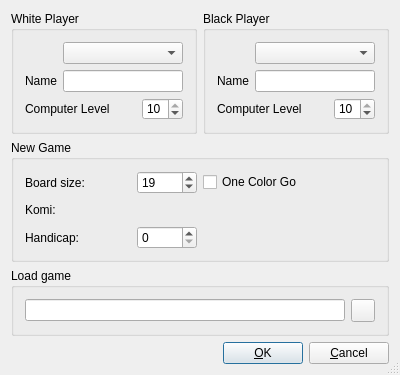
First picture: the form in src/qnewgamedlg_gui.ui, repository bernds/q5Go, before the edit.
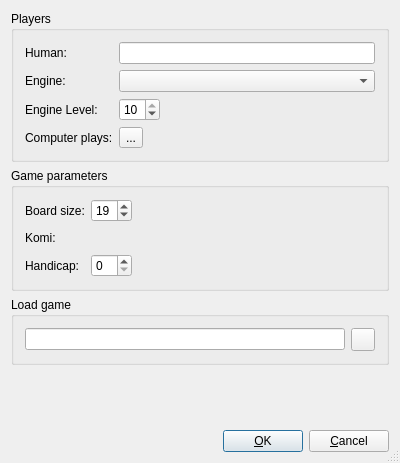
Second picture: the form after the edit. Icons and pictures are not drawn. Custom widgets are drawn as their Qt base class.

Commit message:
Allow setting up multiple engines and reorganize the prefs/new game dialog
Also add a safety check to avoid closing the preferences with data in
input fields.

Diff of the .ui file:
```diff
--- a/src/qnewgamedlg_gui.ui
+++ b/src/qnewgamedlg_gui.ui
@@ -10,7 +10,7 @@
     <x>0</x>
     <y>0</y>
     <width>400</width>
-    <height>375</height>
+    <height>463</height>
    </rect>
   </property>
   <property name="sizePolicy">
@@ -35,7 +35,7 @@
    <bool>false</bool>
   </property>
   <layout class="QGridLayout">
-   <item row="2" column="0" colspan="2">
+   <item row="7" column="0" colspan="2">
     <widget class="QGroupBox" name="IGSgroup_box_2">
      <property name="sizePolicy">
       <sizepolicy hsizetype="Preferred" vsizetype="Preferred">
@@ -68,314 +68,7 @@
      </layout>
     </widget>
    </item>
-   <item row="0" column="1">
-    <widget class="QGroupBox" name="groupBox1_2">
-     <property name="title">
-      <string>Black Player</string>
-     </property>
-     <layout class="QGridLayout">
-      <item row="2" column="0" colspan="2">
-       <widget class="QLabel" name="textLabel1_2">
-        <property name="text">
-         <string>Computer Level</string>
-        </property>
-        <property name="wordWrap">
-         <bool>false</bool>
-        </property>
-       </widget>
-      </item>
-      <item row="2" column="2">
-       <widget class="QSpinBox" name="_BlackLevelSpinBox">
-        <property name="sizePolicy">
-         <sizepolicy hsizetype="Fixed" vsizetype="Fixed">
-          <horstretch>0</horstretch>
-          <verstretch>0</verstretch>
-         </sizepolicy>
-        </property>
-        <property name="maximum">
-         <number>10</number>
-        </property>
-        <property name="value">
-         <number>10</number>
-        </property>
-       </widget>
-      </item>
-      <item row="1" column="0">
-       <widget class="QLabel" name="textLabel1">
-        <property name="text">
-         <string>Name</string>
-        </property>
-        <property name="wordWrap">
-         <bool>false</bool>
-        </property>
-       </widget>
-      </item>
-      <item row="0" column="0">
-       <widget class="QLabel" name="pixmapLabel2">
-        <property name="sizePolicy">
-         <sizepolicy hsizetype="Fixed" vsizetype="Fixed">
-          <horstretch>0</horstretch>
-          <verstretch>0</verstretch>
-         </sizepolicy>
-        </property>
-        <property name="pixmap">
-         <pixmap resource="q4go.qrc">:/QNewGameDlgGui/images/qnewgamedlg/image1.png</pixmap>
-        </property>
-        <property name="scaledContents">
-         <bool>true</bool>
-        </property>
-        <property name="wordWrap">
-         <bool>false</bool>
-        </property>
-       </widget>
-      </item>
-      <item row="1" column="1" colspan="2">
-       <widget class="QLineEdit" name="_BlackPlayerLineEdit">
-        <property name="sizePolicy">
-         <sizepolicy hsizetype="Preferred" vsizetype="Preferred">
-          <horstretch>0</horstretch>
-          <verstretch>0</verstretch>
-         </sizepolicy>
-        </property>
-       </widget>
-      </item>
-      <item row="0" column="1" colspan="2">
-       <widget class="QComboBox" name="_BlackTypeComboBox">
-        <property name="sizePolicy">
-         <sizepolicy hsizetype="Preferred" vsizetype="Preferred">
-          <horstretch>0</horstretch>
-          <verstretch>0</verstretch>
-         </sizepolicy>
-        </property>
-       </widget>
-      </item>
-     </layout>
-    </widget>
-   </item>
-   <item row="1" column="0" colspan="2">
-    <widget class="QGroupBox" name="groupBox4">
-     <property name="sizePolicy">
-      <sizepolicy hsizetype="Preferred" vsizetype="Preferred">
-       <horstretch>0</horstretch>
-       <verstretch>0</verstretch>
-      </sizepolicy>
-     </property>
-     <property name="title">
-      <string>New Game</string>
-     </property>
-     <layout class="QGridLayout">
-      <item row="0" column="0">
-       <layout class="QHBoxLayout">
-        <property name="spacing">
-         <number>6</number>
-        </property>
-        <property name="margin">
-         <number>0</number>
-        </property>
-        <item>
-         <widget class="QLabel" name="TextLabel3">
-          <property name="text">
-           <string>Board size:</string>
-          </property>
-          <property name="wordWrap">
-           <bool>false</bool>
-          </property>
-         </widget>
-        </item>
-        <item>
-         <widget class="QSpinBox" name="_SizeSpinBox">
-          <property name="maximumSize">
-           <size>
-            <width>60</width>
-            <height>32767</height>
-           </size>
-          </property>
-          <property name="minimum">
-           <number>4</number>
-          </property>
-          <property name="maximum">
-           <number>36</number>
-          </property>
-          <property name="value">
-           <number>19</number>
-          </property>
-         </widget>
-        </item>
-       </layout>
-      </item>
-      <item row="2" column="0">
-       <layout class="QHBoxLayout">
-        <property name="spacing">
-         <number>6</number>
-        </property>
-        <property name="margin">
-         <number>0</number>
-        </property>
-        <item>
-         <widget class="QLabel" name="TextLabel5">
-          <property name="text">
-           <string>Handicap:</string>
-          </property>
-          <property name="wordWrap">
-           <bool>false</bool>
-          </property>
-         </widget>
-        </item>
-        <item>
-         <widget class="QSpinBox" name="_HandicapSpinBox">
-          <property name="maximumSize">
-           <size>
-            <width>60</width>
-            <height>32767</height>
-           </size>
-          </property>
-          <property name="maximum">
-           <number>13</number>
-          </property>
-         </widget>
-        </item>
-       </layout>
-      </item>
-      <item row="1" column="0">
-       <layout class="QHBoxLayout">
-        <property name="spacing">
-         <number>6</number>
-        </property>
-        <property name="margin">
-         <number>0</number>
-        </property>
-        <item>
-         <widget class="QLabel" name="TextLabel4">
-          <property name="text">
-           <string>Komi:</string>
-          </property>
-          <property name="wordWrap">
-           <bool>false</bool>
-          </property>
-         </widget>
-        </item>
-        <item>
-         <widget class="KomiSpinBox" name="komiSpin" native="true">
-          <property name="minimumSize">
-           <size>
-            <width>20</width>
-            <height>20</height>
-           </size>
-          </property>
-          <property name="maximumSize">
-           <size>
-            <width>60</width>
-            <height>32767</height>
-           </size>
-          </property>
-          <property name="focusPolicy">
-           <enum>Qt::StrongFocus</enum>
-          </property>
-          <property name="acceptDrops">
-           <bool>true</bool>
-          </property>
-         </widget>
-        </item>
-       </layout>
-      </item>
-      <item row="0" column="1">
-       <widget class="QCheckBox" name="_oneColorGoCheckbox">
-        <property name="enabled">
-         <bool>true</bool>
-        </property>
-        <property name="text">
-         <string>One Color Go</string>
-        </property>
-       </widget>
-      </item>
-     </layout>
-    </widget>
-   </item>
-   <item row="0" column="0">
-    <widget class="QGroupBox" name="groupBox1_2_2">
-     <property name="title">
-      <string>White Player</string>
-     </property>
-     <layout class="QGridLayout">
-      <item row="2" column="2">
-       <widget class="QSpinBox" name="_WhiteLevelSpinBox">
-        <property name="sizePolicy">
-         <sizepolicy hsizetype="Fixed" vsizetype="Fixed">
-          <horstretch>0</horstretch>
-          <verstretch>0</verstretch>
-         </sizepolicy>
-        </property>
-        <property name="maximum">
-         <number>10</number>
-        </property>
-        <property name="value">
-         <number>10</number>
-        </property>
-       </widget>
-      </item>
-      <item row="2" column="0" colspan="2">
-       <widget class="QLabel" name="textLabel1_2_2">
-        <property name="text">
-         <string>Computer Level</string>
-        </property>
-        <property name="wordWrap">
-         <bool>false</bool>
-        </property>
-       </widget>
-      </item>
-      <item row="1" column="0">
-       <widget class="QLabel" name="textLabel1_3">
-        <property name="text">
-         <string>Name</string>
-        </property>
-        <property name="wordWrap">
-         <bool>false</bool>
-        </property>
-       </widget>
-      </item>
-      <item row="1" column="1" colspan="2">
-       <widget class="QLineEdit" name="_WhitePlayerLineEdit">
-        <property name="sizePolicy">
-         <sizepolicy hsizetype="Preferred" vsizetype="Preferred">
-          <horstretch>0</horstretch>
-          <verstretch>0</verstretch>
-         </sizepolicy>
-        </property>
-       </widget>
-      </item>
-      <item row="0" column="1" colspan="2">
-       <widget class="QComboBox" name="_WhiteTypeComboBox">
-        <property name="sizePolicy">
-         <sizepolicy hsizetype="Preferred" vsizetype="Preferred">
-          <horstretch>0</horstretch>
-          <verstretch>0</verstretch>
-         </sizepolicy>
-        </property>
-       </widget>
-      </item>
-      <item row="0" column="0">
-       <widget class="QLabel" name="pixmapLabel2_2">
-        <property name="sizePolicy">
-         <sizepolicy hsizetype="Fixed" vsizetype="Fixed">
-          <horstretch>0</horstretch>
-          <verstretch>0</verstretch>
-         </sizepolicy>
-        </property>
-        <property name="pixmap">
-         <pixmap resource="q4go.qrc">:/QNewGameDlgGui/images/qnewgamedlg/image2.png</pixmap>
-        </property>
-        <property name="scaledContents">
-         <bool>true</bool>
-        </property>
-        <property name="wordWrap">
-         <bool>false</bool>
-        </property>
-       </widget>
-      </item>
-     </layout>
-    </widget>
-   </item>
-   <item row="3" column="0" colspan="2">
+   <item row="8" column="0" colspan="2">
     <spacer name="spacer3">
      <property name="orientation">
       <enum>Qt::Vertical</enum>
@@ -391,12 +84,21 @@
      </property>
     </spacer>
    </item>
-   <item row="4" column="0" colspan="2">
+   <item row="9" column="0" colspan="2">
     <layout class="QHBoxLayout">
      <property name="spacing">
       <number>6</number>
      </property>
-     <property name="margin">
+     <property name="leftMargin">
+      <number>0</number>
+     </property>
+     <property name="topMargin">
+      <number>0</number>
+     </property>
+     <property name="rightMargin">
+      <number>0</number>
+     </property>
+     <property name="bottomMargin">
       <number>0</number>
      </property>
      <item>
@@ -446,6 +148,215 @@
      </item>
     </layout>
    </item>
+   <item row="0" column="0" colspan="2">
+    <widget class="QGroupBox" name="groupBox">
+     <property name="title">
+      <string>Players</string>
+     </property>
+     <layout class="QFormLayout" name="formLayout">
+      <item row="1" column="0">
+       <widget class="QLabel" name="label_2">
+        <property name="text">
+         <string>Engine:</string>
+        </property>
+       </widget>
+      </item>
+      <item row="1" column="1">
+       <widget class="QComboBox" name="engineComboBox">
+        <property name="sizePolicy">
+         <sizepolicy hsizetype="Preferred" vsizetype="Preferred">
+          <horstretch>0</horstretch>
+          <verstretch>0</verstretch>
+         </sizepolicy>
+        </property>
+       </widget>
+      </item>
+      <item row="2" column="0">
+       <widget class="QLabel" name="textLabel1_2_2">
+        <property name="text">
+         <string>Engine Level:</string>
+        </property>
+        <property name="wordWrap">
+         <bool>false</bool>
+        </property>
+       </widget>
+      </item>
+      <item row="3" column="0">
+       <widget class="QLabel" name="label">
+        <property name="text">
+         <string>Computer plays:</string>
+        </property>
+       </widget>
+      </item>
+      <item row="3" column="1">
+       <widget class="QToolButton" name="engineColorButton">
+        <property name="text">
+         <string>...</string>
+        </property>
+        <property name="icon">
+         <iconset resource="q4go.qrc">
+          <normaloff>:/QNewGameDlgGui/images/qnewgamedlg/image1.png</normaloff>
+          <normalon>:/QNewGameDlgGui/images/qnewgamedlg/image2.png</normalon>:/QNewGameDlgGui/images/qnewgamedlg/image1.png</iconset>
+        </property>
+        <property name="checkable">
+         <bool>true</bool>
+        </property>
+       </widget>
+      </item>
+      <item row="2" column="1">
+       <widget class="QSpinBox" name="engineLevelSpinBox">
+        <property name="sizePolicy">
+         <sizepolicy hsizetype="Fixed" vsizetype="Fixed">
+          <horstretch>0</horstretch>
+          <verstretch>0</verstretch>
+         </sizepolicy>
+        </property>
+        <property name="maximum">
+         <number>10</number>
+        </property>
+        <property name="value">
+         <number>10</number>
+        </property>
+       </widget>
+      </item>
+      <item row="0" column="0">
+       <widget class="QLabel" name="textLabel1_3">
+        <property name="text">
+         <string>Human:</string>
+        </property>
+        <property name="wordWrap">
+         <bool>false</bool>
+        </property>
+       </widget>
+      </item>
+      <item row="0" column="1">
+       <widget class="QLineEdit" name="humanPlayerLineEdit">
+        <property name="sizePolicy">
+         <sizepolicy hsizetype="Preferred" vsizetype="Preferred">
+          <horstretch>0</horstretch>
+          <verstretch>0</verstretch>
+         </sizepolicy>
+        </property>
+        <property name="alignment">
+         <set>Qt::AlignLeading|Qt::AlignLeft|Qt::AlignVCenter</set>
+        </property>
+       </widget>
+      </item>
+     </layout>
+    </widget>
+   </item>
+   <item row="6" column="0" colspan="2">
+    <widget class="QGroupBox" name="groupBox4">
+     <property name="sizePolicy">
+      <sizepolicy hsizetype="Preferred" vsizetype="Preferred">
+       <horstretch>0</horstretch>
+       <verstretch>0</verstretch>
+      </sizepolicy>
+     </property>
+     <property name="title">
+      <string>Game parameters</string>
+     </property>
+     <layout class="QGridLayout">
+      <item row="1" column="1">
+       <widget class="KomiSpinBox" name="komiSpin" native="true">
+        <property name="minimumSize">
+         <size>
+          <width>20</width>
+          <height>20</height>
+         </size>
+        </property>
+        <property name="maximumSize">
+         <size>
+          <width>60</width>
+          <height>32767</height>
+         </size>
+        </property>
+        <property name="focusPolicy">
+         <enum>Qt::StrongFocus</enum>
+        </property>
+        <property name="acceptDrops">
+         <bool>true</bool>
+        </property>
+       </widget>
+      </item>
+      <item row="1" column="0">
+       <widget class="QLabel" name="TextLabel4">
+        <property name="text">
+         <string>Komi:</string>
+        </property>
+        <property name="wordWrap">
+         <bool>false</bool>
+        </property>
+       </widget>
+      </item>
+      <item row="2" column="1">
+       <widget class="QSpinBox" name="handicapSpinBox">
+        <property name="maximumSize">
+         <size>
+          <width>60</width>
+          <height>32767</height>
+         </size>
+        </property>
+        <property name="maximum">
+         <number>13</number>
+        </property>
+       </widget>
+      </item>
+      <item row="0" column="0">
+       <widget class="QLabel" name="TextLabel3">
+        <property name="text">
+         <string>Board size:</string>
+        </property>
+        <property name="wordWrap">
+         <bool>false</bool>
+        </property>
+       </widget>
+      </item>
+      <item row="2" column="0">
+       <widget class="QLabel" name="TextLabel5">
+        <property name="text">
+         <string>Handicap:</string>
+        </property>
+        <property name="wordWrap">
+         <bool>false</bool>
+        </property>
+       </widget>
+      </item>
+      <item row="0" column="1">
+       <widget class="QSpinBox" name="boardsizeSpinBox">
+        <property name="maximumSize">
+         <size>
+          <width>60</width>
+          <height>32767</height>
+         </size>
+        </property>
+        <property name="minimum">
+         <number>4</number>
+        </property>
+        <property name="maximum">
+         <number>36</number>
+        </property>
+        <property name="value">
+         <number>19</number>
+        </property>
+       </widget>
+      </item>
+      <item row="1" column="2">
+       <spacer name="horizontalSpacer">
+        <property name="orientation">
+         <enum>Qt::Horizontal</enum>
+        </property>
+        <property name="sizeHint" stdset="0">
+         <size>
+          <width>40</width>
+          <height>20</height>
+         </size>
+        </property>
+       </spacer>
+      </item>
+     </layout>
+    </widget>
+   </item>
   </layout>
  </widget>
  <layoutdefault spacing="6" margin="11"/>
```
Left out of the diff: 14 changed lines with no effect on the pictures. The commit also changes 14 other files.
